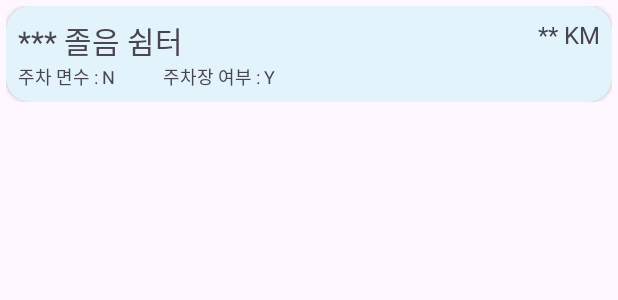
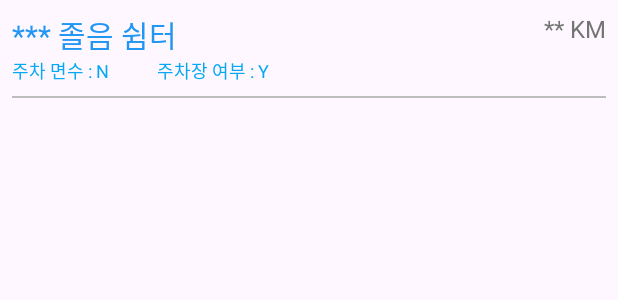
Before and after one commit to Talusor/AdventureDesign, an Android app: the layout shelter_info.xml on its own in the app's theme, with its tools: preview values and no code run, on a phone screen of 412 x 824 dp. Shown: the top 300 px of the screen. Run offline under Robolectric (Android 15) with nearby library versions, the phone set to English and light mode, and no system bars.

```diff
--- a/app/src/main/res/layout/shelter_info.xml
+++ b/app/src/main/res/layout/shelter_info.xml
@@ -3,18 +3,6 @@
     xmlns:app="http://schemas.android.com/apk/res-auto"
     android:layout_width="match_parent"
     android:layout_height="wrap_content"
-    android:padding="4dp">
-
-    <androidx.cardview.widget.CardView
-        android:layout_width="match_parent"
-        android:layout_height="wrap_content"
-        app:cardCornerRadius="16dp"
-        app:cardBackgroundColor="#E2F3FB"
-        app:layout_constraintTop_toTopOf="parent">
-
-        <androidx.constraintlayout.widget.ConstraintLayout
-            android:layout_width="match_parent"
-            android:layout_height="match_parent"
     android:padding="8dp">
 
     <TextView
@@ -22,6 +10,7 @@
         android:layout_width="wrap_content"
         android:layout_height="wrap_content"
         android:text="*** 졸음 쉼터"
+        android:textColor="#2196F3"
         android:textSize="20sp"
         app:layout_constraintStart_toStartOf="parent"
         app:layout_constraintTop_toTopOf="parent" />
@@ -31,6 +20,7 @@
         android:layout_width="wrap_content"
         android:layout_height="wrap_content"
         android:text="** KM"
+        android:textColor="#757575"
         android:textSize="16sp"
         app:layout_constraintEnd_toEndOf="parent"
         app:layout_constraintTop_toTopOf="parent" />
@@ -40,6 +30,7 @@
         android:layout_width="wrap_content"
         android:layout_height="wrap_content"
         android:text="주차 면수 : N"
+        android:textColor="#03A9F4"
         android:textSize="12sp"
         app:layout_constraintStart_toStartOf="parent"
         app:layout_constraintTop_toBottomOf="@id/nameText" />
@@ -50,12 +41,17 @@
         android:layout_height="wrap_content"
         android:layout_marginLeft="32dp"
         android:text="주차장 여부 : Y"
+        android:textColor="#03A9F4"
         android:textSize="12sp"
         app:layout_constraintStart_toEndOf="@id/parkingText"
         app:layout_constraintTop_toBottomOf="@id/nameText" />
 
-        </androidx.constraintlayout.widget.ConstraintLayout>
-
-    </androidx.cardview.widget.CardView>
+    <com.google.android.material.divider.MaterialDivider
+        app:dividerColor="#BDBDBD"
+        android:layout_marginTop="8dp"
+        android:layout_marginBottom="16dp"
+        android:layout_width="match_parent"
+        android:layout_height="1dp"
+        app:layout_constraintTop_toBottomOf="@id/toiletText"/>
 
 </androidx.constraintlayout.widget.ConstraintLayout>
```
Lines whose indentation alone changed are shown as unchanged.
